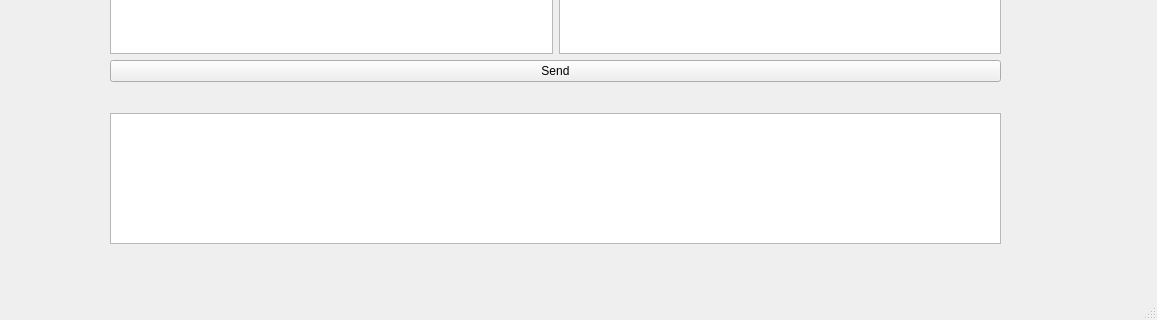
Old version of the form mainwindow.ui in the repository MaximSolodkovVMSIS/SendDataFromComPorts; both pictures show x 0 to 1157 and y 397 to 717 of the 1157 by 717 pixel window.
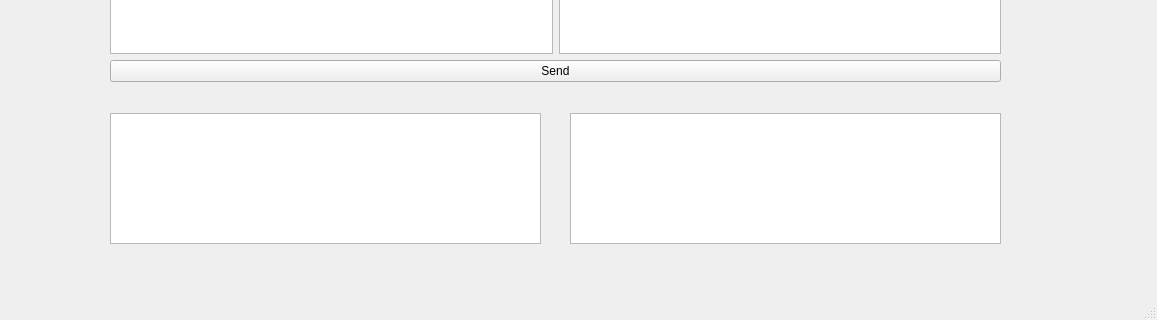
New version of the form.

Commit message: add packet transmission and byte-staffing

The edit to the form file:
```diff
--- a/mainwindow.ui
+++ b/mainwindow.ui
@@ -131,7 +131,17 @@
      <rect>
       <x>110</x>
       <y>510</y>
-      <width>891</width>
+      <width>431</width>
+      <height>131</height>
+     </rect>
+    </property>
+   </widget>
+   <widget class="QTextEdit" name="textEdit2">
+    <property name="geometry">
+     <rect>
+      <x>570</x>
+      <y>510</y>
+      <width>431</width>
       <height>131</height>
      </rect>
     </property>
```
The commit also changes 1 other file.
